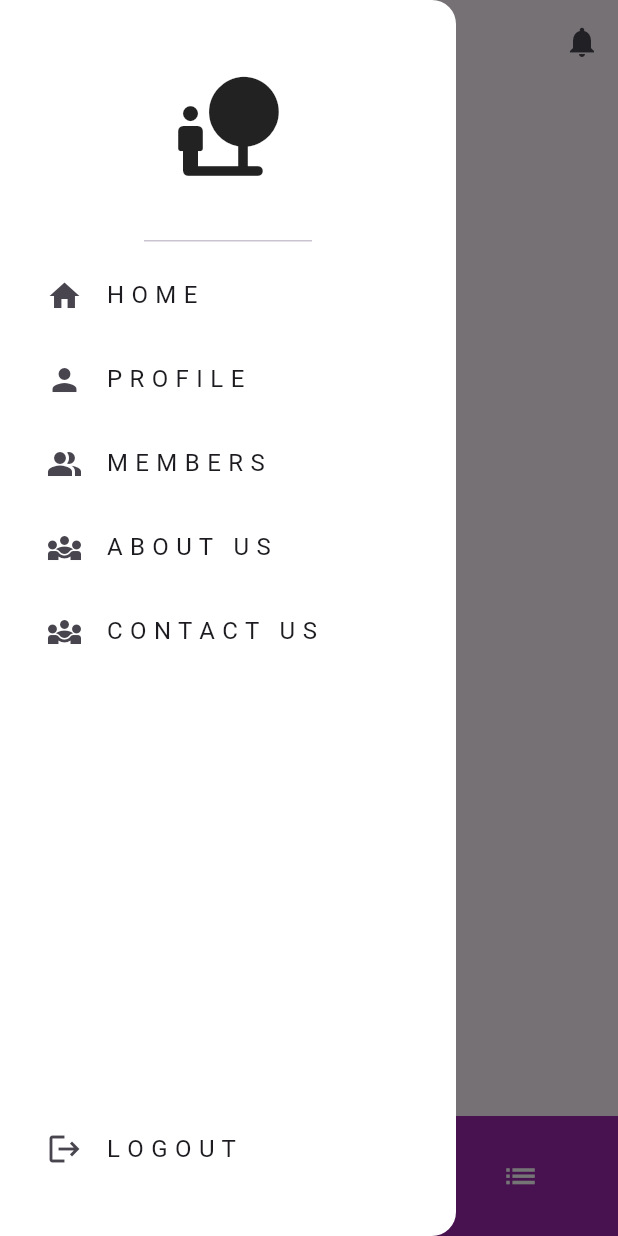
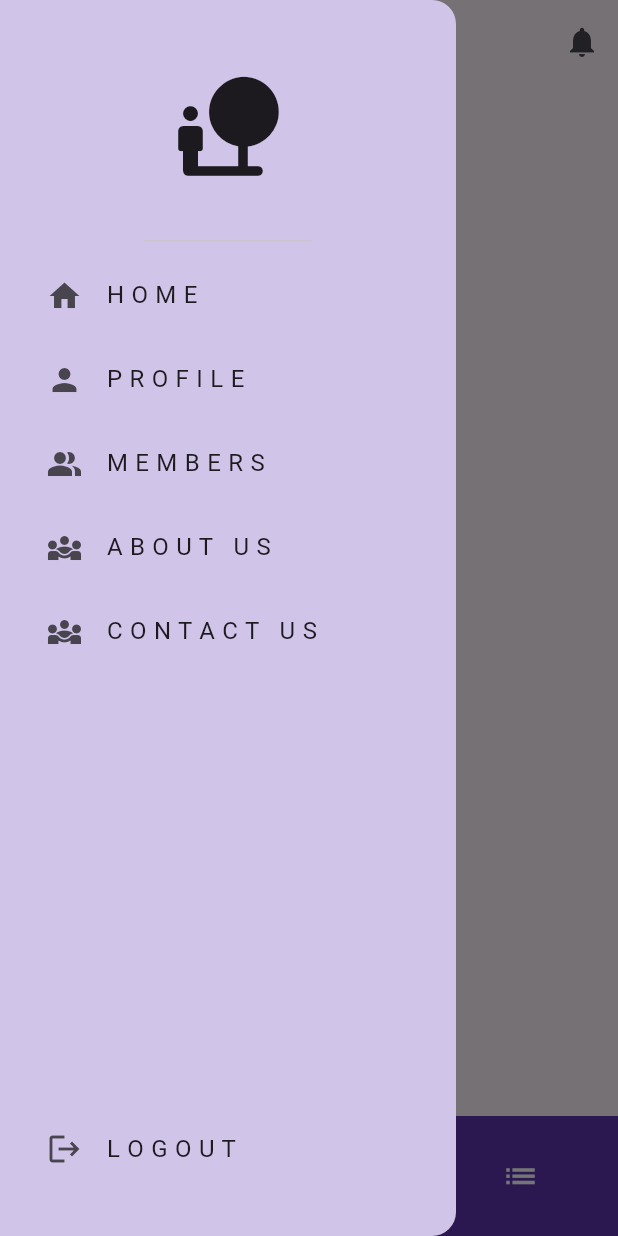
Before and after one commit to alumninetworkapp/Alumni_Net-App, a Flutter app: the screen it shows once a user with an empty profile is signed in, with the side drawer open, on a phone screen of 412 x 824 dp. Run offline on Flutter 3.47's test engine with Material 3 defaults, Android fonts, the phone set to English and light mode, and no system bars; our stand-ins replace cloud_firestore, firebase_auth, firebase_core, firebase_storage, image_picker; accounts and stored records are empty; network calls fail.

Commit message:
improved UI and Notification system started to build

```diff
--- a/lib/components/my_bottom_navbar.dart
+++ b/lib/components/my_bottom_navbar.dart
@@ -17,7 +17,7 @@ class _MyBottomNavBarState extends State<MyBottomNavBar> {
   @override
   Widget build(BuildContext context) {
     return BottomAppBar(
-      color: Colors.purple,
+      color: Colors.deepPurple[600],
       child: SizedBox(
         height: 40,
         width: MediaQuery.of(context).size.width,
@@ -32,6 +32,7 @@ class _MyBottomNavBarState extends State<MyBottomNavBar> {
                   selected: true,
                   onPressed: () {
                     //call function selected
+                    Navigator.pushNamed(context, '/home_page');
                   }),
               IconBottomBar(
                   text: "Members",
@@ -71,12 +72,11 @@ class _MyBottomNavBarState extends State<MyBottomNavBar> {
 
 class IconBottomBar extends StatelessWidget {
   const IconBottomBar(
-      {Key? key,
+      {super.key,
       required this.text,
       required this.icon,
       required this.selected,
-      required this.onPressed})
-      : super(key: key);
+      required this.onPressed});
   final String text;
   final IconData icon;
   final bool selected;
@@ -104,12 +104,11 @@ class IconBottomBar extends StatelessWidget {
 
 class IconBottomBar2 extends StatelessWidget {
   const IconBottomBar2(
-      {Key? key,
+      {super.key,
       required this.text,
       required this.icon,
       required this.selected,
-      required this.onPressed})
-      : super(key: key);
+      required this.onPressed});
   final String text;
   final IconData icon;
   final bool selected;
--- a/lib/components/my_drawer.dart
+++ b/lib/components/my_drawer.dart
@@ -20,7 +20,7 @@ class _MyDrawerState extends State<MyDrawer> {
   @override
   Widget build(BuildContext context) {
     return Drawer(
-      backgroundColor:const Color.fromARGB(255, 255, 255, 255),
+      backgroundColor:Colors.deepPurple[100],
       child: Column(
         mainAxisAlignment: MainAxisAlignment.spaceBetween,
         children: [
--- a/lib/main.dart
+++ b/lib/main.dart
@@ -5,6 +5,7 @@ import 'package:demo_alumnet/screens/contact_us.dart';
 import 'package:demo_alumnet/screens/home_screen.dart';
 import 'package:demo_alumnet/screens/chat_list.dart';
 import 'package:demo_alumnet/screens/members_list.dart';
+import 'package:demo_alumnet/screens/notification_screen.dart';
 import 'package:demo_alumnet/screens/profile_screen.dart';
 import 'package:demo_alumnet/screens/settings_screen.dart';
 import 'package:demo_alumnet/services/auth/auth_gate.dart';
@@ -34,14 +35,14 @@ class MainApp extends StatelessWidget {
       routes: {
         '/login_register_page': (context) => const LoginOrRegister(),
         '/home_page': (context) => const HomePage(),
-        '/profile_page': (context) => ProfilePage(),
+        '/profile_page': (context) => const ProfilePage(),
         '/chat_page': (context) => const MembersPage(),
         '/members_list': (context) => const MembersList(),
         '/aboutus_page': (context) => const AboutUsPage(),
         '/settings_page': (context) => const SettingsPage(),
         '/contacts_page': (context) => const ContactUs(),
-        '/posting_page': (context) =>  PostPage(),
-        // '/posting_page': (context) =>  PostPage(),
+        '/posting_page': (context) =>  const PostPage(),
+        '/notification_page': (context) =>  const NotificationPage(),
       },
     );
   }
--- a/lib/model/members.dart
+++ b/lib/model/members.dart
@@ -17,13 +17,15 @@ class Member {
 }
 
 class AllMembersWidget extends StatelessWidget {
+  const AllMembersWidget({super.key});
+
   @override
   Widget build(BuildContext context) {
     return FutureBuilder(
       future: getAllMembers(),
       builder: (context, AsyncSnapshot<List<Member>> snapshot) {
         if (snapshot.connectionState == ConnectionState.waiting) {
-          return Center(child: CircularProgressIndicator());
+          return const Center(child: CircularProgressIndicator());
         } else if (snapshot.hasError) {
           return Text('Error: ${snapshot.error}');
         } else {
--- a/lib/screens/home_screen.dart
+++ b/lib/screens/home_screen.dart
@@ -1,3 +1,165 @@
+
+
+import 'package:cloud_firestore/cloud_firestore.dart';
+import 'package:demo_alumnet/components/my_bottom_navbar.dart';
+import 'package:demo_alumnet/components/my_drawer.dart';
+import 'package:firebase_auth/firebase_auth.dart';
+import 'package:flutter/material.dart';
+
+class HomePage extends StatefulWidget {
+  const HomePage({super.key});
+
+  @override
+  State<HomePage> createState() => _HomePageState();
+}
+
+class _HomePageState extends State<HomePage> {
+  String appTitle = "AlumNet";
+  late String _userId; // Variable to store the current user's ID
+
+  @override
+  void initState() {
+    super.initState();
+    _getCurrentUser();
+  }
+
+  // Function to get the current user's ID
+  void _getCurrentUser() async {
+    User? user = FirebaseAuth.instance.currentUser;
+    if (user != null) {
+      setState(() {
+        _userId = user.uid;
+      });
+    }
+  }
+
+  @override
+  Widget build(BuildContext context) {
+    return Scaffold(
+      appBar: AppBar(
+        title: Text(
+          appTitle,
+          style: const TextStyle(
+            fontSize: 20,
+            fontWeight: FontWeight.bold,
+            // fontStyle: FontStyle.italic,
+          ),
+        ),
+        actions: [
+          IconButton(
+            onPressed: () {
+              Navigator.pushNamed(context, '/notification_page');
+            },
+          icon: const Icon(Icons.notifications))
+        ],
+      ),
+      drawer: const MyDrawer(),
+      body: Center(
+        child: StreamBuilder(
+          stream: FirebaseFirestore.instance.collection('posts').snapshots(),
+          builder: (context, AsyncSnapshot<QuerySnapshot> snapshot) {
+            if (snapshot.connectionState == ConnectionState.waiting) {
+              return const Center(
+                child: CircularProgressIndicator(),
+              );
+            }
+
+            if (snapshot.hasError) {
+              return Center(
+                child: Text('Error: ${snapshot.error}'),
+              );
+            }
+
+            if (!snapshot.hasData || snapshot.data!.docs.isEmpty) {
+              return const Center(
+                child: Text('No posts available.'),
+              );
+            }
+
+            return SingleChildScrollView(
+              child: Column(
+                children: snapshot.data!.docs.map((DocumentSnapshot post) {
+                  return PostWidget(post: post, userId: _userId);
+                }).toList(),
+              ),
+            );
+          },
+        ),
+      ),
+      bottomNavigationBar: const MyBottomNavBar(),
+    );
+  }
+}
+
+class PostWidget extends StatelessWidget {
+  final DocumentSnapshot post;
+  final String userId;
+
+  const PostWidget({super.key, required this.post, required this.userId});
+
+  @override
+  Widget build(BuildContext context) {
+    Map<String, dynamic> data = post.data() as Map<String, dynamic>;
+    String postText = data['text'];
+    String postImage = data['imagePath'] ?? '';
+    String  postUserId = data['userId'];
+
+    return Padding(
+      padding: const EdgeInsets.all(10),
+      child: Card(
+        color: Colors.deepPurple[100],
+        child: Column(
+          children: [
+            ListTile(
+              title: FutureBuilder(
+                future: _getUsername(postUserId),
+                builder: (context, AsyncSnapshot<String> usernameSnapshot) {
+                  if (usernameSnapshot.connectionState ==
+                      ConnectionState.waiting) {
+                    return const LinearProgressIndicator();
+                  }
+
+                  if (usernameSnapshot.hasError) {
+                    return Text('Error: ${usernameSnapshot.error}');
+                  }
+
+                  return Text('${usernameSnapshot.data}');
+                },
+              ),
+            ),
+            ListTile(
+              title: Text(postText),
+            ),
+            if (postImage.isNotEmpty)
+              Image.network(
+                postImage,
+                height: 200,
+                width: double.infinity,
+                fit: BoxFit.cover,
+              ),
+          ],
+        ),
+      ),
+    );
+  }
+
+  // Function to get the username based on userId
+  Future<String> _getUsername(String userId) async {
+    try {
+      DocumentSnapshot userSnapshot = await FirebaseFirestore.instance
+          .collection('users') // Update this to your users collection
+          .doc(userId)
+          .get();
+      return userSnapshot['username'];
+    } catch (e) {
+      print('Error fetching username: $e');
+      return '';
+    }
+  }
+}
+
+
+
 // import 'package:demo_alumnet/components/my_bottom_navbar.dart';
 // import 'package:demo_alumnet/components/my_drawer.dart';
 // import 'package:flutter/material.dart';
@@ -232,158 +394,6 @@
 //     );
 //   }
 // }
-
-import 'package:cloud_firestore/cloud_firestore.dart';
-import 'package:demo_alumnet/components/my_bottom_navbar.dart';
-import 'package:demo_alumnet/components/my_drawer.dart';
-import 'package:firebase_auth/firebase_auth.dart';
-import 'package:flutter/material.dart';
-
-class HomePage extends StatefulWidget {
-  const HomePage({Key? key}) : super(key: key);
-
-  @override
-  State<HomePage> createState() => _HomePageState();
-}
-
-class _HomePageState extends State<HomePage> {
-  String appTitle = "AlumNet";
-  late String _userId; // Variable to store the current user's ID
-
-  @override
-  void initState() {
-    super.initState();
-    _getCurrentUser();
-  }
-
-  // Function to get the current user's ID
-  void _getCurrentUser() async {
-    User? user = FirebaseAuth.instance.currentUser;
-    if (user != null) {
-      setState(() {
-        _userId = user.uid;
-      });
-    }
-  }
-
-  @override
-  Widget build(BuildContext context) {
-    return Scaffold(
-      appBar: AppBar(
-        title: Text(
-          appTitle,
-          style: const TextStyle(
-            fontSize: 20,
-            fontWeight: FontWeight.bold,
-            fontStyle: FontStyle.italic,
-          ),
-        ),
-        actions: [
-          IconButton(onPressed: () {}, icon: const Icon(Icons.notifications))
-        ],
-      ),
-      drawer: MyDrawer(),
-      body: Center(
-        child: StreamBuilder(
-          stream: FirebaseFirestore.instance.collection('posts').snapshots(),
-          builder: (context, AsyncSnapshot<QuerySnapshot> snapshot) {
-            if (snapshot.connectionState == ConnectionState.waiting) {
-              return Center(
-                child: CircularProgressIndicator(),
-              );
-            }
-
-            if (snapshot.hasError) {
-              return Center(
-                child: Text('Error: ${snapshot.error}'),
-              );
-            }
-
-            if (!snapshot.hasData || snapshot.data!.docs.isEmpty) {
-              return Center(
-                child: Text('No posts available.'),
-              );
-            }
-
-            return SingleChildScrollView(
-              child: Column(
-                children: snapshot.data!.docs.map((DocumentSnapshot post) {
-                  return PostWidget(post: post, userId: _userId);
-                }).toList(),
-              ),
-            );
-          },
-        ),
-      ),
-      bottomNavigationBar: MyBottomNavBar(),
-    );
-  }
-}
-
-class PostWidget extends StatelessWidget {
-  final DocumentSnapshot post;
-  final String userId;
-
-  const PostWidget({Key? key, required this.post, required this.userId})
-      : super(key: key);
-
-  @override
-  Widget build(BuildContext context) {
-    Map<String, dynamic> data = post.data() as Map<String, dynamic>;
-    String postText = data['text'];
-    String postImage = data['imagePath'] ?? '';
-    String  postUserId = data['userId'];
-
-    return Card(
-      margin: EdgeInsets.all(8),
-      child: Column(
-        children: [
-          ListTile(
-            title: FutureBuilder(
-              future: _getUsername(postUserId),
-              builder: (context, AsyncSnapshot<String> usernameSnapshot) {
-                if (usernameSnapshot.connectionState ==
-                    ConnectionState.waiting) {
-                  return CircularProgressIndicator();
-                }
-
-                if (usernameSnapshot.hasError) {
-                  return Text('Error: ${usernameSnapshot.error}');
-                }
-
-                return Text('${usernameSnapshot.data}');
-              },
-            ),
-          ),
-          ListTile(
-            title: Text(postText),
-          ),
-          if (postImage.isNotEmpty)
-            Image.network(
-              postImage,
-              height: 200,
-              width: double.infinity,
-              fit: BoxFit.cover,
-            ),
-        ],
-      ),
-    );
-  }
-
-  // Function to get the username based on userId
-  Future<String> _getUsername(String userId) async {
-    try {
-      DocumentSnapshot userSnapshot = await FirebaseFirestore.instance
-          .collection('users') // Update this to your users collection
-          .doc(userId)
-          .get();
-      return userSnapshot['username'];
-    } catch (e) {
-      print('Error fetching username: $e');
-      return '';
-    }
-  }
-}
 
 
 
--- a/lib/screens/members_list.dart
+++ b/lib/screens/members_list.dart
@@ -1,3 +1,4 @@
+import 'package:demo_alumnet/components/my_bottom_navbar.dart';
 import 'package:demo_alumnet/model/members.dart';
 import 'package:flutter/material.dart';
 
@@ -13,9 +14,10 @@ class _MembersListState extends State<MembersList> {
   Widget build(BuildContext context) {
     return Scaffold(
       appBar: AppBar(
-        title: Text('Members'),
+        title: const Text('Members'),
       ),
-      body: AllMembersWidget(),
+      body: const AllMembersWidget(),
+      bottomNavigationBar: const MyBottomNavBar(),
     );
   }
 }
--- a/lib/services/auth/auth_gate.dart
+++ b/lib/services/auth/auth_gate.dart
@@ -18,7 +18,7 @@ class AuthGate extends StatelessWidget {
           }
           //user is not logged in
           else {
-            return LoginOrRegister();
+            return const LoginOrRegister();
           }
         },
       ),
--- a/lib/services/auth/login_or_register.dart
+++ b/lib/services/auth/login_or_register.dart
@@ -3,7 +3,7 @@ import 'package:demo_alumnet/screens/signup_screen.dart';
 import 'package:flutter/material.dart';
 
 class LoginOrRegister extends StatefulWidget {
-  const LoginOrRegister({Key? key}) : super(key: key);
+  const LoginOrRegister({super.key});
 
   @override
   State<LoginOrRegister> createState() => _LoginOrRegisterState();
--- a/pubspec.yaml
+++ b/pubspec.yaml
@@ -14,8 +14,9 @@ dependencies:
   provider: any
   cloud_firestore: ^4.13.3
   firebase_storage: ^11.5.6
-  image_picker: ^0.8.4
+  image_picker: ^1.0.5
   cached_network_image: ^3.0.0
+  flutter_local_notifications: ^16.2.0
 
 dev_dependencies:
   flutter_test:
```
Also changed, not shown: lib/components/widgets.dart (+7 -5 lines), lib/model/post_page.dart (+11 -9 lines), lib/screens/aboutus_page.dart (+8 -8 lines), lib/screens/chat_list.dart (+6 -4 lines), lib/screens/notification_screen.dart (added, +16 -0 lines), lib/screens/profile_screen.dart (+9 -9 lines), lib/screens/settings_screen.dart (+10 -10 lines), lib/screens/signin_screen.dart (+4 -4 lines), lib/screens/signup_screen.dart (+4 -4 lines), lib/screens/user_profile.dart (+14 -14 lines), pubspec.lock, 4 other files.
